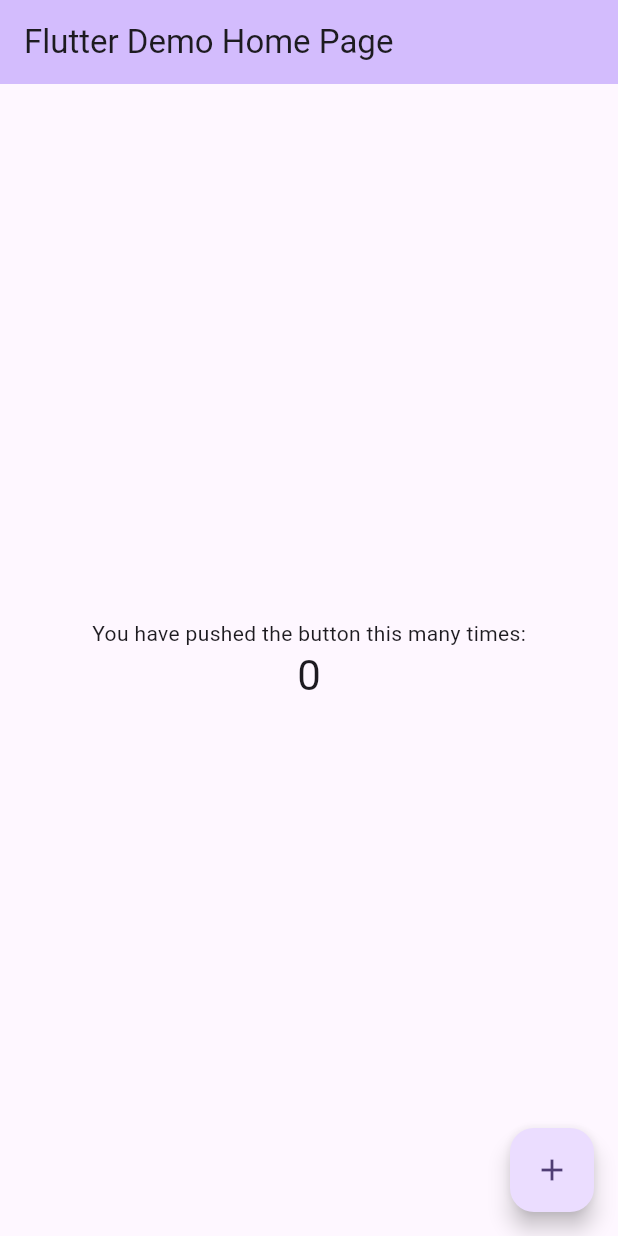
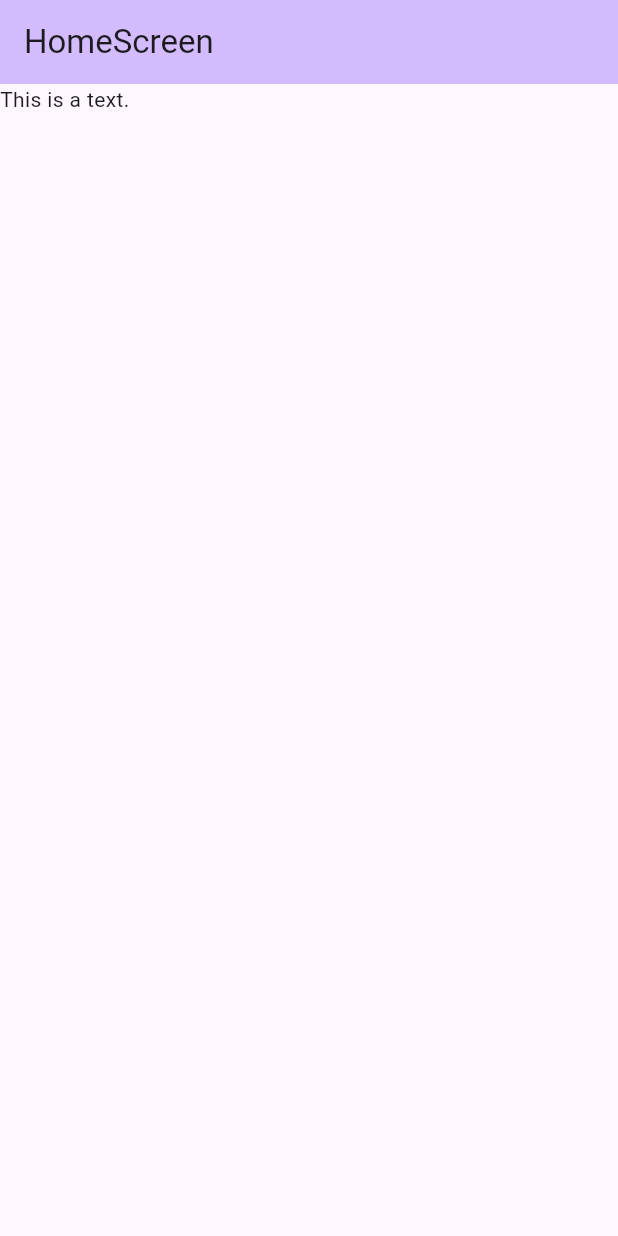
Before and after one commit to Vrynd/Implementasi_File_Storage_Flutter, a Flutter app: the screen it shows after launch, on a phone screen of 412 x 824 dp. Run offline on Flutter 3.47's test engine with Material 3 defaults, Android fonts, the phone set to English and light mode, and no system bars.

Commit message:
Memisahkan kode main menjadi 2 berkas

```diff
--- a/lib/main.dart
+++ b/lib/main.dart
@@ -1,3 +1,4 @@
+import 'package:file_app/screens/home_screen.dart';
 import 'package:flutter/material.dart';
 
 void main() {
@@ -7,116 +8,15 @@ void main() {
 class MyApp extends StatelessWidget {
   const MyApp({super.key});
 
-  // This widget is the root of your application.
   @override
   Widget build(BuildContext context) {
     return MaterialApp(
       title: 'Flutter Demo',
       theme: ThemeData(
-        // This is the theme of your application.
-        //
-        // TRY THIS: Try running your application with "flutter run". You'll see
-        // the application has a purple toolbar. Then, without quitting the app,
-        // try changing the seedColor in the colorScheme below to Colors.green
-        // and then invoke "hot reload" (save your changes or press the "hot
-        // reload" button in a Flutter-supported IDE, or press "r" if you used
-        // the command line to start the app).
-        //
-        // Notice that the counter didn't reset back to zero; the application
-        // state is not lost during the reload. To reset the state, use hot
-        // restart instead.
-        //
-        // This works for code too, not just values: Most code changes can be
-        // tested with just a hot reload.
         colorScheme: ColorScheme.fromSeed(seedColor: Colors.deepPurple),
+        useMaterial3: true,
       ),
-      home: const MyHomePage(title: 'Flutter Demo Home Page'),
+      home: const HomeScreen(),
     );
   }
 }
-
-class MyHomePage extends StatefulWidget {
-  const MyHomePage({super.key, required this.title});
-
-  // This widget is the home page of your application. It is stateful, meaning
-  // that it has a State object (defined below) that contains fields that affect
-  // how it looks.
-
-  // This class is the configuration for the state. It holds the values (in this
-  // case the title) provided by the parent (in this case the App widget) and
-  // used by the build method of the State. Fields in a Widget subclass are
-  // always marked "final".
-
-  final String title;
-
-  @override
-  State<MyHomePage> createState() => _MyHomePageState();
-}
-
-class _MyHomePageState extends State<MyHomePage> {
-  int _counter = 0;
-
-  void _incrementCounter() {
-    setState(() {
-      // This call to setState tells the Flutter framework that something has
-      // changed in this State, which causes it to rerun the build method below
-      // so that the display can reflect the updated values. If we changed
-      // _counter without calling setState(), then the build method would not be
-      // called again, and so nothing would appear to happen.
-      _counter++;
-    });
-  }
-
-  @override
-  Widget build(BuildContext context) {
-    // This method is rerun every time setState is called, for instance as done
-    // by the _incrementCounter method above.
-    //
-    // The Flutter framework has been optimized to make rerunning build methods
-    // fast, so that you can just rebuild anything that needs updating rather
-    // than having to individually change instances of widgets.
-    return Scaffold(
-      appBar: AppBar(
-        // TRY THIS: Try changing the color here to a specific color (to
-        // Colors.amber, perhaps?) and trigger a hot reload to see the AppBar
-        // change color while the other colors stay the same.
-        backgroundColor: Theme.of(context).colorScheme.inversePrimary,
-        // Here we take the value from the MyHomePage object that was created by
-        // the App.build method, and use it to set our appbar title.
-        title: Text(widget.title),
-      ),
-      body: Center(
-        // Center is a layout widget. It takes a single child and positions it
-        // in the middle of the parent.
-        child: Column(
-          // Column is also a layout widget. It takes a list of children and
-          // arranges them vertically. By default, it sizes itself to fit its
-          // children horizontally, and tries to be as tall as its parent.
-          //
-          // Column has various properties to control how it sizes itself and
-          // how it positions its children. Here we use mainAxisAlignment to
-          // center the children vertically; the main axis here is the vertical
-          // axis because Columns are vertical (the cross axis would be
-          // horizontal).
-          //
-          // TRY THIS: Invoke "debug painting" (choose the "Toggle Debug Paint"
-          // action in the IDE, or press "p" in the console), to see the
-          // wireframe for each widget.
-          mainAxisAlignment: MainAxisAlignment.center,
-          children: <Widget>[
-            const Text('You have pushed the button this many times:'),
-            Text(
-              '$_counter',
-              style: Theme.of(context).textTheme.headlineMedium,
-            ),
-          ],
-        ),
-      ),
-      floatingActionButton: FloatingActionButton(
-        onPressed: _incrementCounter,
-        tooltip: 'Increment',
-        child: const Icon(Icons.add),
-      ), // This trailing comma makes auto-formatting nicer for build methods.
-    );
-  }
-}
--- /dev/null
+++ b/lib/screens/home_screen.dart
@@ -0,0 +1,21 @@
+import 'package:flutter/material.dart';
+
+class HomeScreen extends StatelessWidget {
+  const HomeScreen({super.key});
+
+  @override
+  Widget build(BuildContext context) {
+    return Scaffold(
+      appBar: AppBar(
+        backgroundColor: Theme.of(context).colorScheme.inversePrimary,
+        title: const Text('HomeScreen'),
+      ),
+      body: const SingleChildScrollView(
+        child: Column(
+          mainAxisAlignment: MainAxisAlignment.center,
+          children: [Text('This is a text.')],
+        ),
+      ),
+    );
+  }
+}
```
